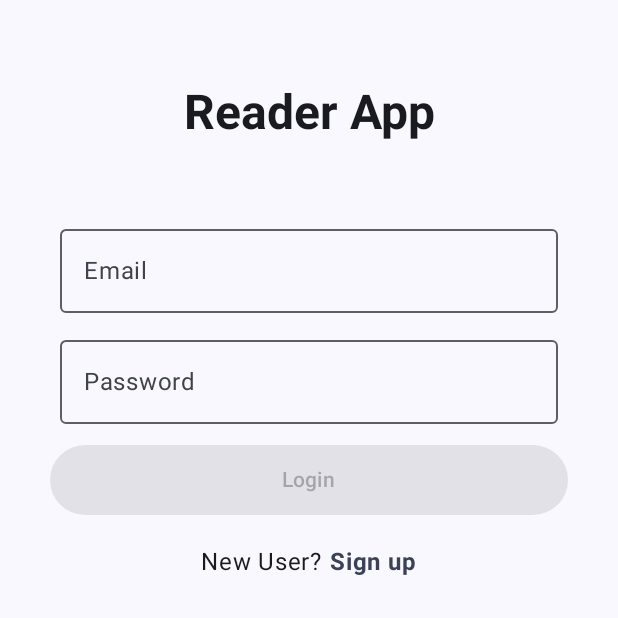
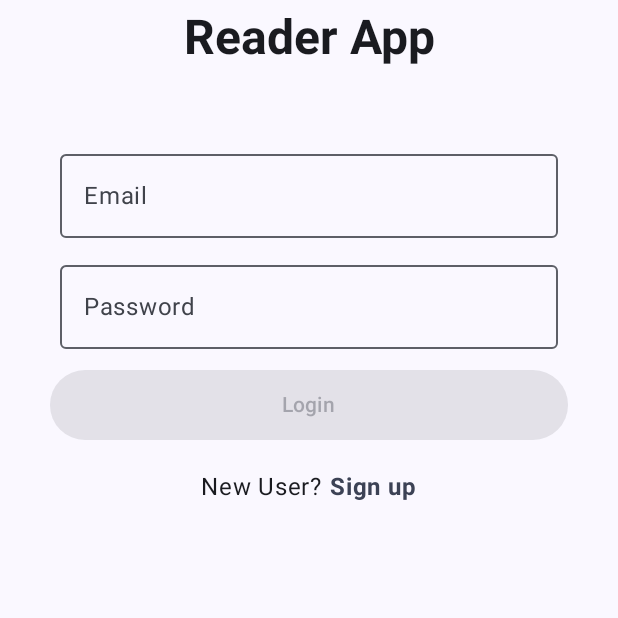
Before and after one commit to SkAppCoding/ReaderApp, an Android app built with Jetpack Compose: the screen it shows after launch (MainActivity), on a phone screen of 412 x 824 dp, the top half of it. Run offline under Robolectric (Android 15) with nearby library versions, the phone set to English and light mode, and no system bars; our stand-ins replace Dagger/Hilt's generated code, Firebase (no records; nobody signed in at launch, a user with empty details on screens opened directly).

```diff
--- a/app/src/main/java/com/example/readerapp/components/Components.kt
+++ b/app/src/main/java/com/example/readerapp/components/Components.kt
@@ -33,11 +33,6 @@ fun ReaderLogo(modifier: Modifier = Modifier, color: Color) {
         style = MaterialTheme.typography.headlineLarge.copy(fontWeight = FontWeight.Bold),
         color = color
     )
-}
-
-@Composable
-fun TopSpacer() {
-    Spacer(modifier = Modifier.height(55.dp))
 }
 
 @Composable
--- a/app/src/main/java/com/example/readerapp/screens/ReaderSplashScreen.kt
+++ b/app/src/main/java/com/example/readerapp/screens/ReaderSplashScreen.kt
@@ -46,7 +46,7 @@ fun SplashScreen(navController: NavHostController) {
                     OvershootInterpolator(4f).getInterpolation(it)
                 })
         )
-        delay(1000L)
+        delay(100L)
 
         //check if user is already logged in
         if(FirebaseAuth.getInstance().currentUser?.email.isNullOrEmpty()){
--- a/app/src/main/java/com/example/readerapp/screens/login/ReaderLoginScreen.kt
+++ b/app/src/main/java/com/example/readerapp/screens/login/ReaderLoginScreen.kt
@@ -20,6 +20,7 @@ import androidx.compose.foundation.verticalScroll
 import androidx.compose.material3.Button
 import androidx.compose.material3.CircularProgressIndicator
 import androidx.compose.material3.MaterialTheme
+import androidx.compose.material3.Scaffold
 import androidx.compose.material3.Surface
 import androidx.compose.material3.Text
 import androidx.compose.runtime.Composable
@@ -41,7 +42,6 @@ import com.example.readerapp.R
 import com.example.readerapp.components.EmailInput
 import com.example.readerapp.components.PasswordInput
 import com.example.readerapp.components.ReaderLogo
-import com.example.readerapp.components.TopSpacer
 import com.example.readerapp.navigation.ReaderScreens
 
 @Composable
@@ -50,13 +50,13 @@ fun LoginScreen(navController: NavHostController,
 
     val showLoginForm = rememberSaveable { mutableStateOf(true) }
 
-    Surface(modifier = Modifier.fillMaxSize(), color = MaterialTheme.colorScheme.background) {
+    Scaffold {
+        Surface(modifier = Modifier.fillMaxSize().padding(it).padding(top = it.calculateTopPadding()+5.dp), color = MaterialTheme.colorScheme.background) {
             Column(
                 horizontalAlignment = Alignment.CenterHorizontally,
                 verticalArrangement = Arrangement.Top
             ) {
 
-            TopSpacer()
                 ReaderLogo(color = MaterialTheme.colorScheme.onBackground)
                 Spacer(modifier = Modifier.height(15.dp))
 
@@ -99,6 +99,7 @@ fun LoginScreen(navController: NavHostController,
                     )
                 }
 
+            }
         }
     }
 }
--- a/app/src/main/res/values/strings.xml
+++ b/app/src/main/res/values/strings.xml
@@ -1,7 +1,7 @@
 <resources>
     <string name="app_name">ReaderApp</string>
 
-    <string name="AppName">Reader App</string>
+    <string name="AppName" translatable="false">Reader App</string>
     <string name="Email">Email</string>
     <string name="Password">Password</string>
     <string name="CreateAccount">Create Account</string>
```
Also changed, not shown: app/src/main/java/com/example/readerapp/model/MBook.kt (added, +8 -0 lines), app/src/main/java/com/example/readerapp/screens/home/ReaderHomeScreen.kt (+106 -8 lines), 1 other file. Lines whose indentation alone changed are shown as unchanged.
